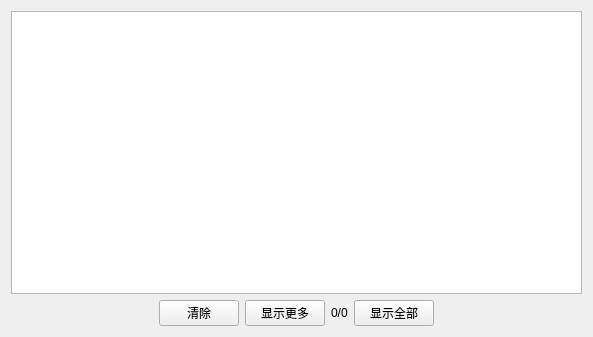
The window that UI/MyTable.ui (liumin0/stockii_client) describes before a commit, drawn with Qt 5.
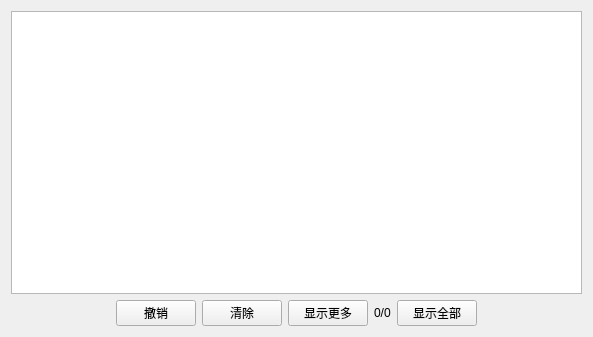
The same window after the commit. Custom widgets are drawn as their Qt base class.

```diff
--- a/UI/MyTable.ui
+++ b/UI/MyTable.ui
@@ -32,6 +32,13 @@
        </property>
       </spacer>
      </item>
+     <item>
+      <widget class="QPushButton" name="undoBtn">
+       <property name="text">
+        <string>撤销</string>
+       </property>
+      </widget>
+     </item>
      <item>
       <widget class="QPushButton" name="clearBtn">
        <property name="text">
```
